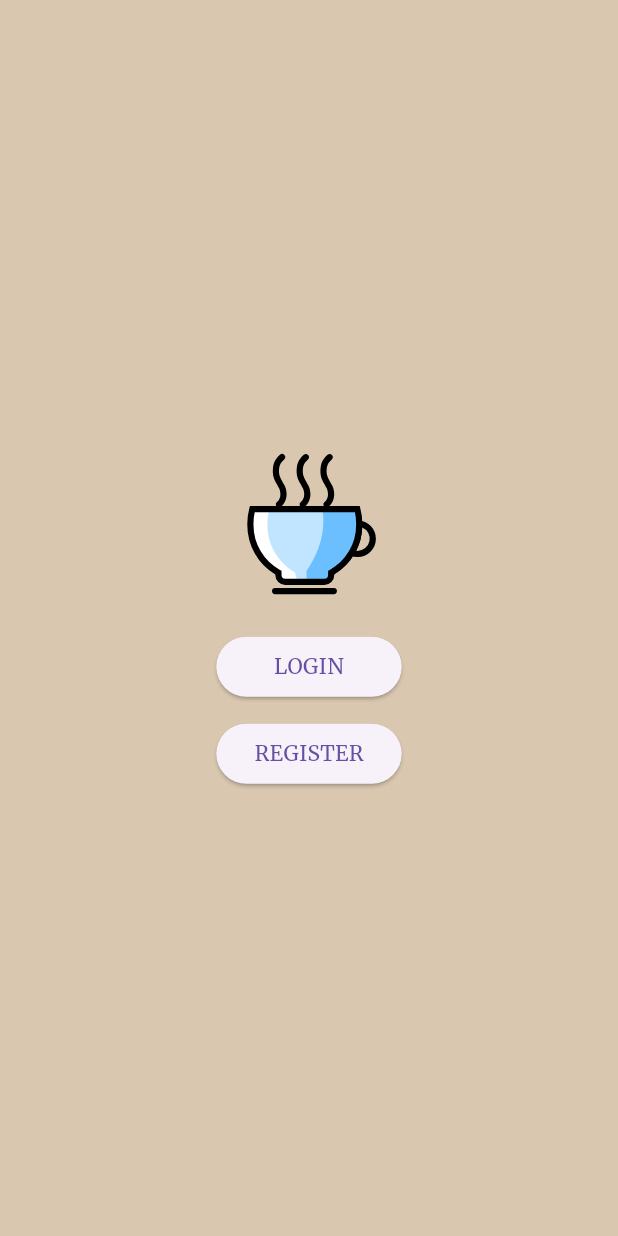
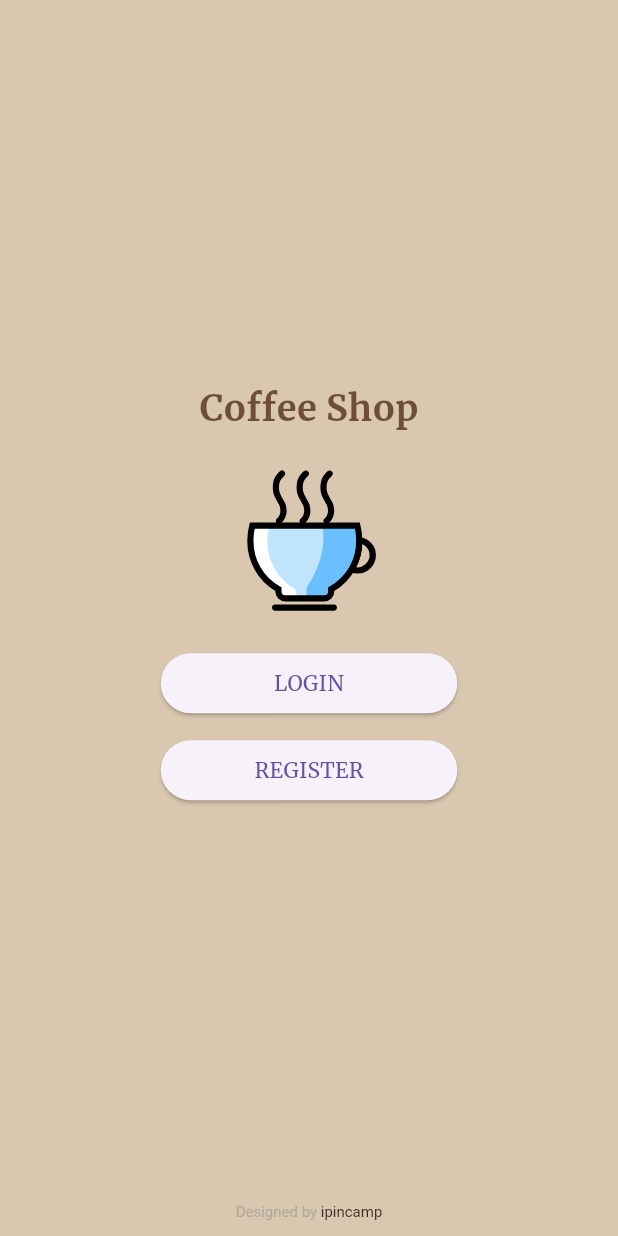
Before and after one commit to ipincamp/coffee_shop, a Flutter app: the screen it shows after launch, on a phone screen of 412 x 824 dp. Run offline on Flutter 3.47's test engine with Material 3 defaults, Android fonts, the phone set to English and light mode, and no system bars; our stand-ins replace device_preview, flutter_svg.

```diff
--- a/lib/screens/welcome.dart
+++ b/lib/screens/welcome.dart
@@ -1,5 +1,7 @@
 import 'package:flutter/material.dart';
 import 'package:flutter_svg/flutter_svg.dart';
+import 'package:coffee_shop/pallete.dart';
+import 'package:coffee_shop/screens/login.dart';
 
 class WelcomeScreen extends StatelessWidget {
   const WelcomeScreen({super.key});
@@ -14,6 +16,15 @@ class WelcomeScreen extends StatelessWidget {
         child: Column(
           mainAxisAlignment: MainAxisAlignment.center,
           children: <Widget>[
+            const Text(
+              'Coffee Shop',
+              style: TextStyle(
+                fontSize: 24,
+                fontWeight: FontWeight.bold,
+                color: CoffeeShopColors.coffeeBrown,
+              ),
+            ),
+            SizedBox(height: 20),
             SvgPicture.asset(
               'assets/icons/coffee.svg',
               width: imageSize,
@@ -21,17 +32,22 @@ class WelcomeScreen extends StatelessWidget {
             ),
             SizedBox(height: 20),
             SizedBox(
-              width: screenSize.width * 0.30,
+              width: screenSize.width * 0.48,
               child: ElevatedButton(
                 onPressed: () {
-                  // Navigate to login screen
+                  Navigator.pushReplacement(
+                    context,
+                    MaterialPageRoute(
+                      builder: (context) => const LoginScreen(),
+                    ),
+                  );
                 },
                 child: Text('Login'.toUpperCase()),
               ),
             ),
             SizedBox(height: 10),
             SizedBox(
-              width: screenSize.width * 0.30,
+              width: screenSize.width * 0.48,
               child: ElevatedButton(
                 onPressed: () {
                   // Navigate to register screen
@@ -42,6 +58,28 @@ class WelcomeScreen extends StatelessWidget {
           ],
         ),
       ),
+      bottomNavigationBar: Container(
+        padding: const EdgeInsets.all(10),
+        child: RichText(
+          textAlign: TextAlign.center,
+          text: const TextSpan(
+            text: 'Designed by ',
+            style: TextStyle(
+              color: CoffeeShopColors.ashGrey,
+              fontSize: 10,
+            ),
+            children: <TextSpan>[
+              TextSpan(
+                text: 'ipincamp',
+                style: TextStyle(
+                  color: CoffeeShopColors.darkChocolate,
+                  fontSize: 10,
+                ),
+              ),
+            ],
+          ),
+        ),
+      ),
     );
   }
 }
```
